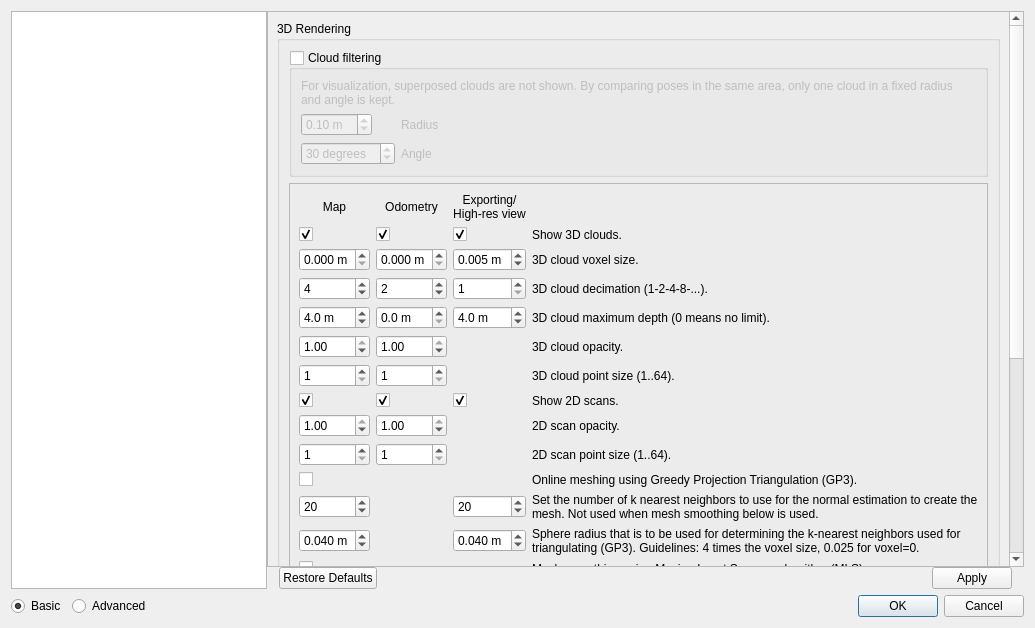
The window that guilib/src/ui/preferencesDialog.ui (introlab/rtabmap) describes before a commit, drawn with Qt 5.
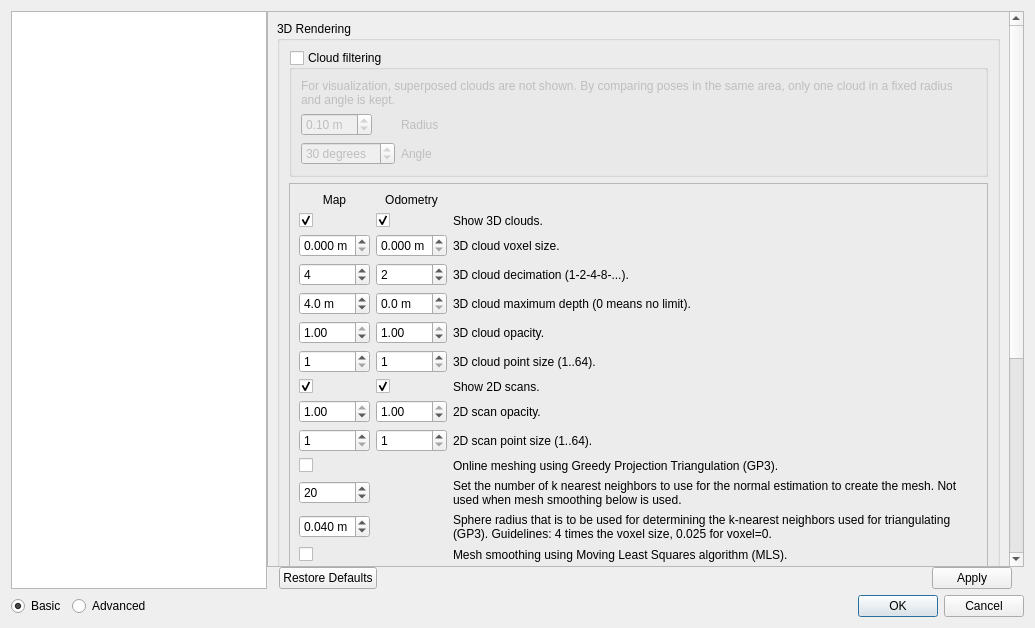
The same window after the commit. The open tabs and pages were chosen to show the change. Icons and pictures are not drawn. Custom widgets are drawn as their Qt base class.

Commit message: Refactoring of Export/View actions: Added ExportCloudsDialog class for convenience when Viewing or Exporting clouds/meshes Added Export grid map action Clouds shown in the 3D Map view can be directly saved without cloud regeneration.

```diff
--- a/guilib/src/ui/preferencesDialog.ui
+++ b/guilib/src/ui/preferencesDialog.ui
@@ -63,9 +63,9 @@
           <property name="geometry">
            <rect>
             <x>0</x>
-            <y>-617</y>
-            <width>732</width>
-            <height>1198</height>
+            <y>-185</y>
+            <width>737</width>
+            <height>893</height>
            </rect>
           </property>
           <layout class="QVBoxLayout" name="verticalLayout_16">
@@ -86,7 +86,7 @@
                 <enum>QFrame::Raised</enum>
                </property>
                <property name="currentIndex">
-                <number>3</number>
+                <number>1</number>
                </property>
                <widget class="QWidget" name="page_22">
                 <layout class="QVBoxLayout" name="verticalLayout_29">
@@ -418,8 +418,18 @@
                       <property name="frameShadow">
                        <enum>QFrame::Raised</enum>
                       </property>
-                      <layout class="QGridLayout" name="gridLayout_2" columnstretch="0,0,0,1">
-                       <item row="3" column="3">
+                      <layout class="QGridLayout" name="gridLayout_2" columnstretch="0,0,1">
+                       <item row="9" column="0">
+                        <widget class="QSpinBox" name="spinBox_ptsize_scan">
+                         <property name="minimum">
+                          <number>1</number>
+                         </property>
+                         <property name="maximum">
+                          <number>64</number>
+                         </property>
+                        </widget>
+                       </item>
+                       <item row="3" column="2">
                         <widget class="QLabel" name="label_108">
                          <property name="text">
                           <string>3D cloud decimation (1-2-4-8-...).</string>
@@ -455,20 +465,6 @@
                          </property>
                         </widget>
                        </item>
-                       <item row="0" column="2">
-                        <widget class="QLabel" name="label_159">
-                         <property name="text">
-                          <string>Exporting/
-High-res view</string>
-                         </property>
-                         <property name="alignment">
-                          <set>Qt::AlignCenter</set>
-                         </property>
-                         <property name="wordWrap">
-                          <bool>true</bool>
-                         </property>
-                        </widget>
-                       </item>
                        <item row="1" column="0">
                         <widget class="QCheckBox" name="checkBox_showClouds">
                          <property name="text">
@@ -490,16 +486,6 @@
                         </widget>
                        </item>
                        <item row="1" column="2">
-                        <widget class="QCheckBox" name="checkBox_showSaveClouds">
-                         <property name="text">
-                          <string/>
-                         </property>
-                         <property name="checked">
-                          <bool>true</bool>
-                         </property>
-                        </widget>
-                       </item>
-                       <item row="1" column="3">
                         <widget class="QLabel" name="label_119">
                          <property name="text">
                           <string>Show 3D clouds.</string>
@@ -548,25 +534,6 @@
                         </widget>
                        </item>
                        <item row="2" column="2">
-                        <widget class="QDoubleSpinBox" name="doubleSpinBox_voxelSize_save">
-                         <property name="suffix">
-                          <string> m</string>
-                         </property>
-                         <property name="decimals">
-                          <number>3</number>
-                         </property>
-                         <property name="maximum">
-                          <double>1.000000000000000</double>
-                         </property>
-                         <property name="singleStep">
-                          <double>0.010000000000000</double>
-                         </property>
-                         <property name="value">
-                          <double>0.005000000000000</double>
-                         </property>
-                        </widget>
-                       </item>
-                       <item row="2" column="3">
                         <widget class="QLabel" name="label_107">
                          <property name="text">
                           <string>3D cloud voxel size.</string>
@@ -602,19 +569,6 @@
                          </property>
                         </widget>
                        </item>
-                       <item row="3" column="2">
-                        <widget class="QSpinBox" name="spinBox_decimation_save">
-                         <property name="minimum">
-                          <number>1</number>
-                         </property>
-                         <property name="maximum">
-                          <number>32</number>
-                         </property>
-                         <property name="value">
-                          <number>1</number>
-                         </property>
-                        </widget>
-                       </item>
                        <item row="4" column="0">
                         <widget class="QDoubleSpinBox" name="doubleSpinBox_maxDepth">
                          <property name="suffix">
@@ -654,25 +608,6 @@
                         </widget>
                        </item>
                        <item row="4" column="2">
-                        <widget class="QDoubleSpinBox" name="doubleSpinBox_maxDepth_save">
-                         <property name="suffix">
-                          <string> m</string>
-                         </property>
-                         <property name="decimals">
-                          <number>1</number>
-                         </property>
-                         <property name="maximum">
-                          <double>100.000000000000000</double>
-                         </property>
-                         <property name="singleStep">
-                          <double>0.100000000000000</double>
-                         </property>
-                         <property name="value">
-                          <double>4.000000000000000</double>
-                         </property>
-                        </widget>
-                       </item>
-                       <item row="4" column="3">
                         <widget class="QLabel" name="label_132">
                          <property name="text">
                           <string>3D cloud maximum depth (0 means no limit).</string>
@@ -720,7 +655,7 @@
                          </property>
                         </widget>
                        </item>
-                       <item row="5" column="3">
+                       <item row="5" column="2">
                         <widget class="QLabel" name="label_155">
                          <property name="text">
                           <string>3D cloud opacity.</string>
@@ -750,7 +685,7 @@
                          </property>
                         </widget>
                        </item>
-                       <item row="6" column="3">
+                       <item row="6" column="2">
                         <widget class="QLabel" name="label_157">
                          <property name="text">
                           <string>3D cloud point size (1..64).</string>
@@ -781,16 +716,6 @@
                         </widget>
                        </item>
                        <item row="7" column="2">
-                        <widget class="QCheckBox" name="checkBox_showSaveScans">
-                         <property name="text">
-                          <string/>
-                         </property>
-                         <property name="checked">
-                          <bool>true</bool>
-                         </property>
-                        </widget>
-                       </item>
-                       <item row="7" column="3">
                         <widget class="QLabel" name="label_110">
                          <property name="text">
                           <string>Show 2D scans.</string>
@@ -845,7 +770,7 @@
                          </property>
                         </widget>
                        </item>
-                       <item row="8" column="3">
+                       <item row="8" column="2">
                         <widget class="QLabel" name="label_156">
                          <property name="text">
                           <string>2D scan opacity.</string>
@@ -855,16 +780,6 @@
                          </property>
                         </widget>
                        </item>
-                       <item row="9" column="0">
-                        <widget class="QSpinBox" name="spinBox_ptsize_scan">
-                         <property name="minimum">
-                          <number>1</number>
-                         </property>
-                         <property name="maximum">
-                          <number>64</number>
-                         </property>
-                        </widget>
-                       </item>
                        <item row="9" column="1">
                         <widget class="QSpinBox" name="spinBox_ptsize_odom_scan">
                          <property name="minimum">
@@ -875,7 +790,7 @@
                          </property>
                         </widget>
                        </item>
-                       <item row="9" column="3">
+                       <item row="9" column="2">
                         <widget class="QLabel" name="label_158">
                          <property name="text">
                           <string>2D scan point size (1..64).</string>
@@ -885,7 +800,7 @@
                          </property>
                         </widget>
                        </item>
-                       <item row="12" column="3">
+                       <item row="12" column="2">
                         <widget class="QLabel" name="label_168">
                          <property name="text">
                           <string>Sphere radius that is to be used for determining the k-nearest neighbors used for triangulating (GP3). Guidelines: 4 times the voxel size, 0.025 for voxel=0.</string>
@@ -895,7 +810,7 @@
                          </property>
                         </widget>
                        </item>
-                       <item row="14" column="3">
+                       <item row="14" column="2">
                         <widget class="QLabel" name="label_85">
                          <property name="text">
                           <string>Mesh smoothing using Moving Least Squares algorithm (MLS).</string>
@@ -924,25 +839,6 @@
                          </property>
                         </widget>
                        </item>
-                       <item row="12" column="2">
-                        <widget class="QDoubleSpinBox" name="doubleSpinBox_gp3Radius_save">
-                         <property name="suffix">
-                          <string> m</string>
-                         </property>
-                         <property name="decimals">
-                          <number>3</number>
-                         </property>
-                         <property name="maximum">
-                          <double>1.000000000000000</double>
-                         </property>
-                         <property name="singleStep">
-                          <double>0.010000000000000</double>
-                         </property>
-                         <property name="value">
-                          <double>0.040000000000000</double>
-                         </property>
-                        </widget>
-                       </item>
                        <item row="15" column="0">
                         <widget class="QDoubleSpinBox" name="doubleSpinBox_mlsRadius">
                          <property name="suffix">
@@ -962,7 +858,7 @@
                          </property>
                         </widget>
                        </item>
-                       <item row="10" column="3">
+                       <item row="10" column="2">
                         <widget class="QLabel" name="label_169">
                          <property name="text">
                           <string>Online meshing using Greedy Projection Triangulation (GP3).</string>
@@ -972,7 +868,7 @@
                          </property>
                         </widget>
                        </item>
-                       <item row="15" column="3">
+                       <item row="15" column="2">
                         <widget class="QLabel" name="label_87">
                          <property name="text">
                           <string>MLS search radius: Set the sphere radius that is to be used for determining the k-nearest neighbors used for fitting. Guidelines: 4 times the voxel size, 0.025 for voxel=0.</string>
@@ -992,7 +888,7 @@
                          </property>
                         </widget>
                        </item>
-                       <item row="11" column="3">
+                       <item row="11" column="2">
                         <widget class="QLabel" name="label_71">
                          <property name="text">
                           <string>Set the number of k nearest neighbors to use for the normal estimation to create the mesh. Not used when mesh smoothing below is used.</string>
@@ -1009,35 +905,6 @@
                          </property>
                         </widget>
                        </item>
-                       <item row="11" column="2">
-                        <widget class="QSpinBox" name="spinBox_normalKSearch_save">
-                         <property name="minimum">
-                          <number>0</number>
-                         </property>
-                         <property name="value">
-                          <number>20</number>
-                         </property>
-                        </widget>
-                       </item>
-                       <item row="15" column="2">
-                        <widget class="QDoubleSpinBox" name="doubleSpinBox_mlsRadius_save">
-                         <property name="suffix">
-                          <string> m</string>
-                         </property>
-                         <property name="decimals">
-                          <number>3</number>
-                         </property>
-                         <property name="maximum">
-                          <double>1.000000000000000</double>
-                         </property>
-                         <property name="singleStep">
-                          <double>0.010000000000000</double>
-                         </property>
-                         <property name="value">
-                          <double>0.040000000000000</double>
-                         </property>
-                        </widget>
-                       </item>
                       </layout>
                      </widget>
                     </item>
```
The commit also changes 9 other files.
